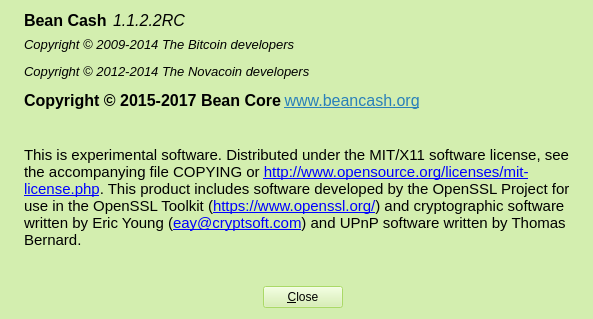
The window that src/qt/forms/aboutdialog.ui (teambean/BeanCash) describes before a commit, drawn with Qt 5.
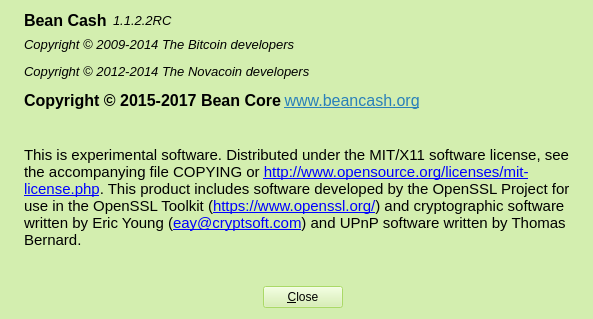
The same window after the commit. Icons and pictures are not drawn.

Commit message: Update aboutdialog and Update Checkpoints

```diff
--- a/src/qt/forms/aboutdialog.ui
+++ b/src/qt/forms/aboutdialog.ui
@@ -302,7 +302,7 @@
        <property name="font">
         <font>
          <family>Liberation Sans</family>
-         <pointsize>12</pointsize>
+         <pointsize>10</pointsize>
          <italic>true</italic>
         </font>
        </property>
@@ -382,6 +382,19 @@
      </property>
     </widget>
    </item>
+   <item row="0" column="3">
+    <spacer name="horizontalSpacer_4">
+     <property name="orientation">
+      <enum>Qt::Horizontal</enum>
+     </property>
+     <property name="sizeHint" stdset="0">
+      <size>
+       <width>40</width>
+       <height>20</height>
+      </size>
+     </property>
+    </spacer>
+   </item>
   </layout>
   <widget class="QWidget" name="verticalLayoutWidget">
    <property name="geometry">
```
Left out of the diff: 2 changed lines with no effect on the pictures. The commit also changes 1 other file.
